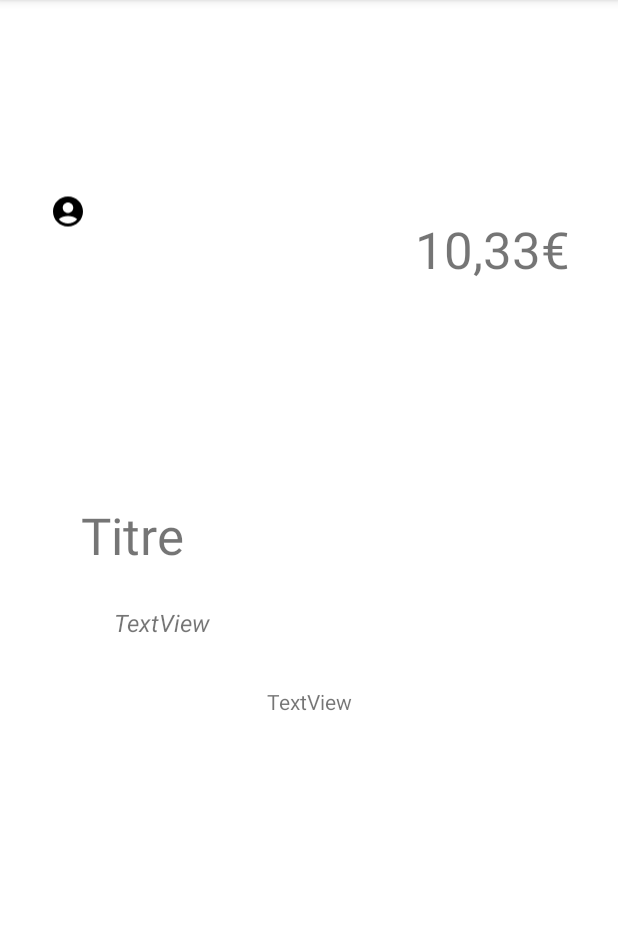
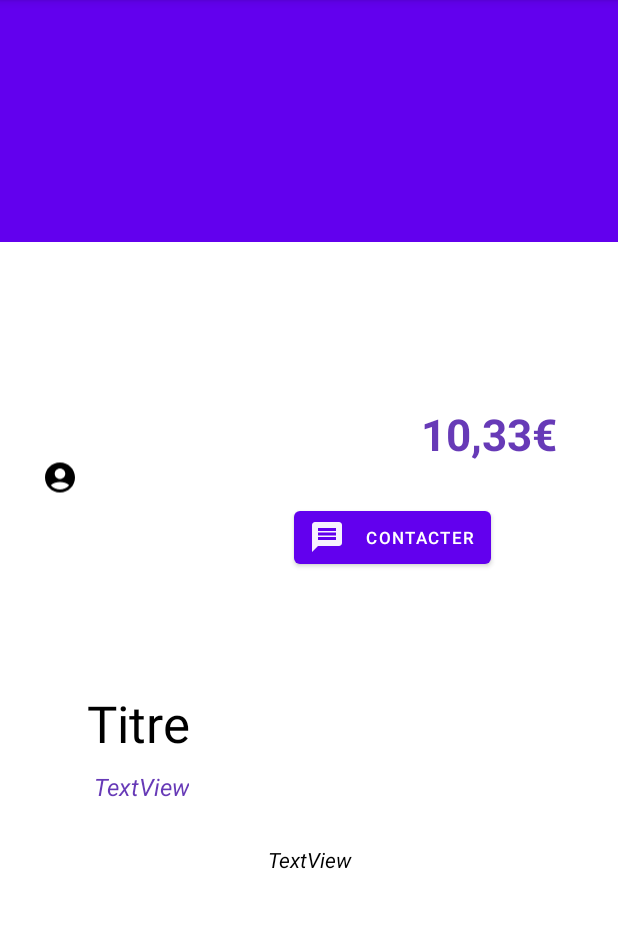
Before and after one commit to lucasnaury/uv-amse-android, an Android app: the DetailScreen screen opened directly, with no data from a screen before it, on a phone screen of 412 x 824 dp, the part 84-1012 px from its top. Run offline under Robolectric (Android 15) with nearby library versions, the phone set to English and light mode, and no system bars; 4 statements that could not run were skipped.

Commit message:
detailActivity-smsButton

```diff
--- a/app/src/main/java/com/example/tpleboncoin/ui/DetailScreen.java
+++ b/app/src/main/java/com/example/tpleboncoin/ui/DetailScreen.java
@@ -5,6 +5,9 @@ import com.example.tpleboncoin.databinding.ActivityDetailScreenBinding;
 
 import android.content.Intent;
 import android.os.Bundle;
+import android.view.View;
+import android.widget.Button;
+import android.widget.ImageButton;
 
 import com.example.tpleboncoin.R;
 import com.example.tpleboncoin.models.Annonce;
@@ -27,5 +30,14 @@ public class DetailScreen extends AppCompatActivity {
                 binding.descriptionTextView4.setText(annonce.getDescription());
                 binding.titreTextView.setText(annonce.getTitre());
             }
+            binding.smsButton.setOnClickListener(new View.OnClickListener() {
+                @Override
+                public void onClick(View arg0) {
+                    Intent smsIntent = new Intent(Intent.ACTION_MAIN);
+                    smsIntent.addCategory(Intent.CATEGORY_APP_MESSAGING);
+                    startActivity(smsIntent);
+                }
+            });
+
         }
 }
--- /dev/null
+++ b/app/src/main/res/drawable/baseline_message_24.xml
@@ -0,0 +1,6 @@
+<vector android:alpha="0.95" android:autoMirrored="true"
+    android:height="24dp" android:tint="#FFFFFF"
+    android:viewportHeight="24" android:viewportWidth="24"
+    android:width="24dp" xmlns:android="http://schemas.android.com/apk/res/android">
+    <path android:fillColor="@android:color/white" android:pathData="M20,2L4,2c-1.1,0 -1.99,0.9 -1.99,2L2,22l4,-4h14c1.1,0 2,-0.9 2,-2L22,4c0,-1.1 -0.9,-2 -2,-2zM18,14L6,14v-2h12v2zM18,11L6,11L6,9h12v2zM18,8L6,8L6,6h12v2z"/>
+</vector>
--- a/app/src/main/res/layout/activity_detail_screen.xml
+++ b/app/src/main/res/layout/activity_detail_screen.xml
@@ -1,7 +1,42 @@
 <?xml version="1.0" encoding="utf-8"?>
-<androidx.constraintlayout.widget.ConstraintLayout xmlns:android="http://schemas.android.com/apk/res/android"
+<androidx.coordinatorlayout.widget.CoordinatorLayout xmlns:android="http://schemas.android.com/apk/res/android"
+    xmlns:tools="http://schemas.android.com/tools"
     xmlns:app="http://schemas.android.com/apk/res-auto"
-    xmlns:tools="http://schemas.android.com/tools"
+
+
+    android:layout_width="match_parent"
+    android:layout_height="match_parent">
+
+    <com.google.android.material.appbar.AppBarLayout
+        android:id="@+id/appbar"
+
+        android:layout_width="match_parent"
+        android:layout_height="161dp">
+
+        <com.google.android.material.appbar.CollapsingToolbarLayout
+            android:layout_width="match_parent"
+            android:layout_height="157dp"
+            app:contentScrim="?attr/colorPrimary"
+            app:layout_scrollFlags="scroll|exitUntilCollapsed"
+
+            app:toolbarId="@+id/toolbar">
+
+
+            <androidx.appcompat.widget.Toolbar
+                android:id="@+id/toolbar"
+                android:layout_width="match_parent"
+                android:layout_height="?attr/actionBarSize"></androidx.appcompat.widget.Toolbar>
+        </com.google.android.material.appbar.CollapsingToolbarLayout>
+    </com.google.android.material.appbar.AppBarLayout>
+
+    <androidx.core.widget.NestedScrollView
+        android:layout_width="match_parent"
+        android:layout_height="match_parent"
+
+
+        app:layout_behavior="com.google.android.material.appbar.AppBarLayout$ScrollingViewBehavior">
+
+        <androidx.constraintlayout.widget.ConstraintLayout
             android:layout_width="match_parent"
             android:layout_height="match_parent"
             tools:context=".ui.detailScreen">
@@ -9,17 +44,20 @@
             <ImageView
                 android:id="@+id/imageView"
                 android:layout_width="0dp"
-        android:layout_height="282dp"
-        android:layout_marginStart="33dp"
+                android:layout_height="250dp"
+                android:layout_marginStart="28dp"
+                android:layout_marginTop="32dp"
                 app:layout_constraintStart_toStartOf="parent"
-        tools:layout_editor_absoluteY="96dp" />
+                app:layout_constraintTop_toTopOf="parent" />
 
             <TextView
                 android:id="@+id/titreTextView"
                 android:layout_width="0dp"
                 android:layout_height="42dp"
-        android:layout_marginTop="52dp"
+                android:layout_marginStart="4dp"
+                android:layout_marginTop="16dp"
                 android:text="Titre"
+                android:textColor="#000000"
                 android:textSize="34sp"
                 app:layout_constraintStart_toStartOf="@+id/descriptionTextView4"
                 app:layout_constraintTop_toBottomOf="@+id/imageView" />
@@ -28,11 +66,14 @@
                 android:id="@+id/prixTextView"
                 android:layout_width="107dp"
                 android:layout_height="0dp"
-        android:layout_marginTop="143dp"
-        android:layout_marginEnd="28dp"
+                android:layout_marginTop="108dp"
+                android:layout_marginEnd="32dp"
                 android:text="10,33€"
-        android:textAlignment="textStart"
-        android:textSize="34sp"
+                android:textAlignment="center"
+                android:textAllCaps="false"
+                android:textColor="#673AB7"
+                android:textSize="29sp"
+                android:textStyle="bold"
                 app:layout_constraintEnd_toEndOf="parent"
                 app:layout_constraintTop_toTopOf="parent" />
 
@@ -40,9 +81,11 @@
                 android:id="@+id/adresseTextView"
                 android:layout_width="wrap_content"
                 android:layout_height="wrap_content"
-        android:layout_marginStart="22dp"
-        android:layout_marginTop="28dp"
+                android:layout_marginStart="4dp"
+                android:layout_marginTop="12dp"
                 android:text="TextView"
+                android:textAlignment="center"
+                android:textColor="#673AB7"
                 android:textSize="16sp"
                 android:textStyle="italic"
                 app:layout_constraintStart_toStartOf="@+id/titreTextView"
@@ -53,12 +96,43 @@
                 android:layout_width="0dp"
                 android:layout_height="130dp"
                 android:layout_marginStart="54dp"
-        android:layout_marginTop="32dp"
+                android:layout_marginTop="28dp"
                 android:layout_marginEnd="54dp"
                 android:text="TextView"
                 android:textAlignment="center"
+                android:textAllCaps="false"
+                android:textColor="#000000"
+                android:textStyle="italic"
                 app:layout_constraintEnd_toEndOf="parent"
+                app:layout_constraintHorizontal_bias="0.0"
                 app:layout_constraintStart_toStartOf="parent"
                 app:layout_constraintTop_toBottomOf="@+id/adresseTextView" />
 
+            <Button
+                android:id="@+id/smsButton"
+                android:layout_width="131dp"
+                android:layout_height="47dp"
+                android:layout_marginStart="144dp"
+                android:layout_marginTop="26dp"
+                android:layout_marginEnd="10dp"
+                android:paddingLeft="10dp"
+                android:paddingTop="5dp"
+                android:paddingEnd="5dp"
+                android:paddingRight="5dp"
+                android:paddingBottom="5dp"
+                android:text="Contacter"
+                android:textSize="11sp"
+                app:icon="@drawable/baseline_message_24"
+                app:layout_constraintBottom_toTopOf="@+id/titreTextView"
+                app:layout_constraintEnd_toEndOf="@+id/prixTextView"
+                app:layout_constraintHorizontal_bias="0.0"
+                app:layout_constraintStart_toEndOf="@+id/imageView"
+                app:layout_constraintTop_toBottomOf="@+id/prixTextView"
+                app:layout_constraintVertical_bias="0.0" />
+
         </androidx.constraintlayout.widget.ConstraintLayout>
+
+    </androidx.core.widget.NestedScrollView>
+
+
+</androidx.coordinatorlayout.widget.CoordinatorLayout>
```
Lines whose indentation alone changed are shown as unchanged.
